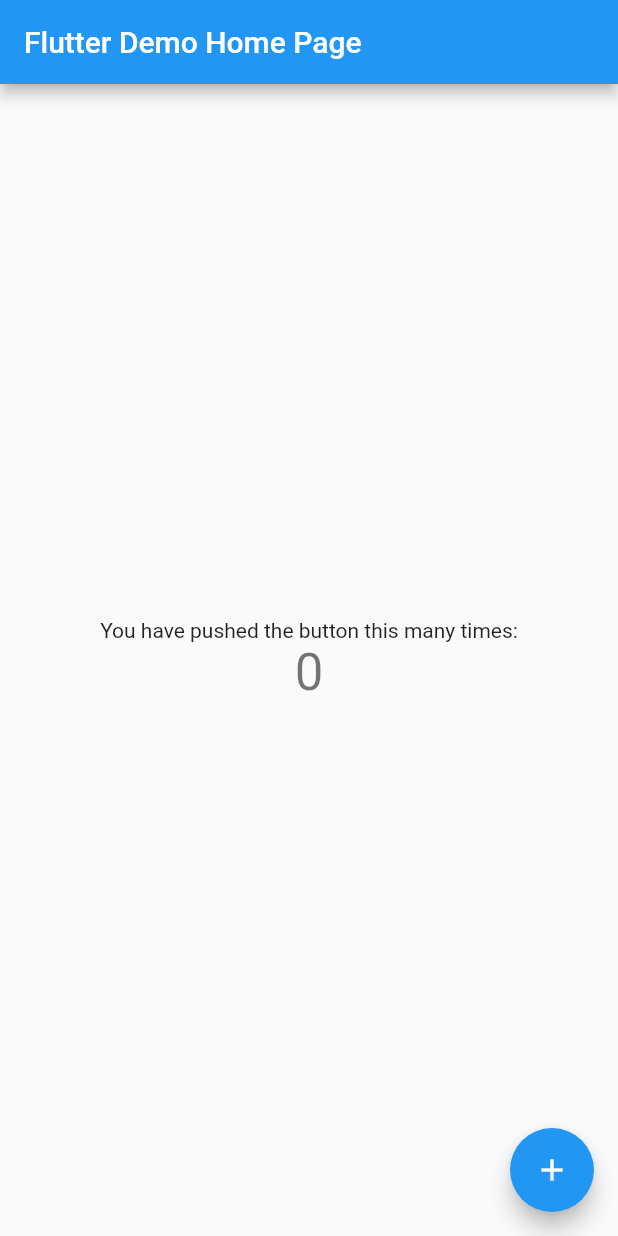
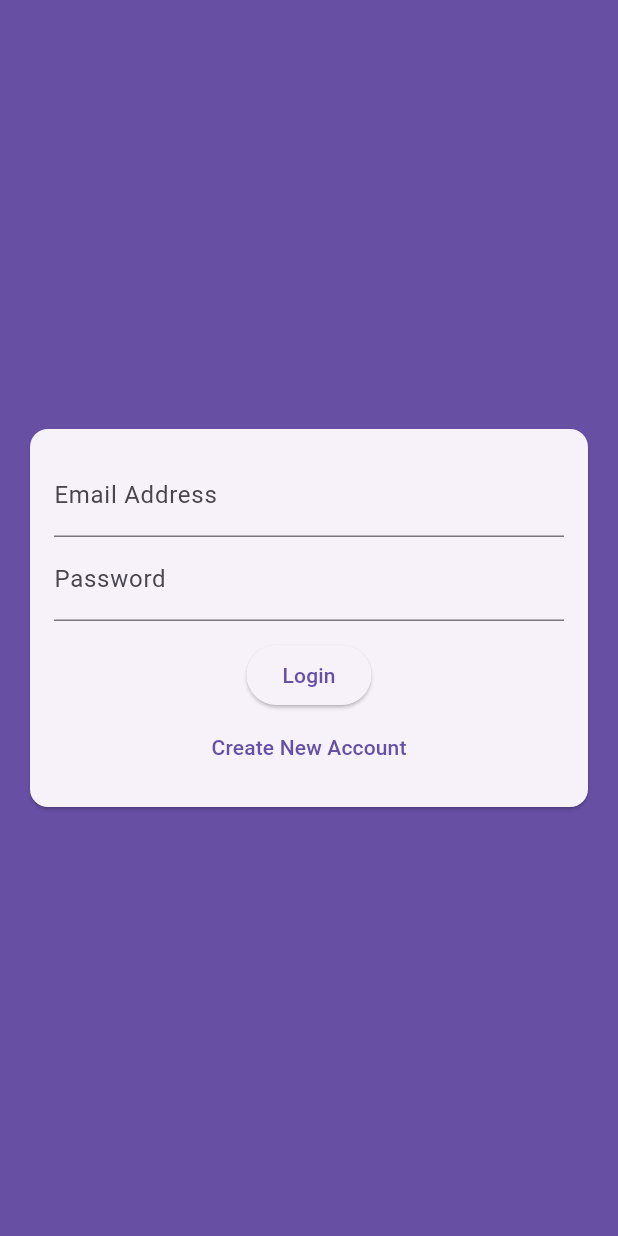
Before and after one commit to RuslanIk06/chat-group-discussion-app, a Flutter app: the screen it shows after launch, on a phone screen of 412 x 824 dp. Run offline on Flutter 3.47's test engine with Material 2 defaults, Android fonts, the light colour scheme and no system bars; our stand-ins replace cloud_firestore, firebase_auth, firebase_core, firebase_storage, image_picker; accounts and stored records are empty.

Commit message:
Develop sign up and login page

```diff
--- a/lib/main.dart
+++ b/lib/main.dart
@@ -1,115 +1,24 @@
+import 'package:firebase_core/firebase_core.dart';
 import 'package:flutter/material.dart';
+import 'package:group_discussion_app/pages/auth_page.dart';
 
-void main() {
+void main() async {
+  WidgetsFlutterBinding.ensureInitialized();
+  await Firebase.initializeApp();
   runApp(const MyApp());
 }
 
 class MyApp extends StatelessWidget {
   const MyApp({super.key});
 
-  // This widget is the root of your application.
   @override
   Widget build(BuildContext context) {
     return MaterialApp(
-      title: 'Flutter Demo',
+      title: 'Group Discussion',
       theme: ThemeData(
-        // This is the theme of your application.
-        //
-        // Try running your application with "flutter run". You'll see the
-        // application has a blue toolbar. Then, without quitting the app, try
-        // changing the primarySwatch below to Colors.green and then invoke
-        // "hot reload" (press "r" in the console where you ran "flutter run",
-        // or simply save your changes to "hot reload" in a Flutter IDE).
-        // Notice that the counter didn't reset back to zero; the application
-        // is not restarted.
-        primarySwatch: Colors.blue,
+        useMaterial3: true,
       ),
-      home: const MyHomePage(title: 'Flutter Demo Home Page'),
+      home: const AuthPage(),
     );
   }
 }
-
-class MyHomePage extends StatefulWidget {
-  const MyHomePage({super.key, required this.title});
-
-  // This widget is the home page of your application. It is stateful, meaning
-  // that it has a State object (defined below) that contains fields that affect
-  // how it looks.
-
-  // This class is the configuration for the state. It holds the values (in this
-  // case the title) provided by the parent (in this case the App widget) and
-  // used by the build method of the State. Fields in a Widget subclass are
-  // always marked "final".
-
-  final String title;
-
-  @override
-  State<MyHomePage> createState() => _MyHomePageState();
-}
-
-class _MyHomePageState extends State<MyHomePage> {
-  int _counter = 0;
-
-  void _incrementCounter() {
-    setState(() {
-      // This call to setState tells the Flutter framework that something has
-      // changed in this State, which causes it to rerun the build method below
-      // so that the display can reflect the updated values. If we changed
-      // _counter without calling setState(), then the build method would not be
-      // called again, and so nothing would appear to happen.
-      _counter++;
-    });
-  }
-
-  @override
-  Widget build(BuildContext context) {
-    // This method is rerun every time setState is called, for instance as done
-    // by the _incrementCounter method above.
-    //
-    // The Flutter framework has been optimized to make rerunning build methods
-    // fast, so that you can just rebuild anything that needs updating rather
-    // than having to individually change instances of widgets.
-    return Scaffold(
-      appBar: AppBar(
-        // Here we take the value from the MyHomePage object that was created by
-        // the App.build method, and use it to set our appbar title.
-        title: Text(widget.title),
-      ),
-      body: Center(
-        // Center is a layout widget. It takes a single child and positions it
-        // in the middle of the parent.
-        child: Column(
-          // Column is also a layout widget. It takes a list of children and
-          // arranges them vertically. By default, it sizes itself to fit its
-          // children horizontally, and tries to be as tall as its parent.
-          //
-          // Invoke "debug painting" (press "p" in the console, choose the
-          // "Toggle Debug Paint" action from the Flutter Inspector in Android
-          // Studio, or the "Toggle Debug Paint" command in Visual Studio Code)
-          // to see the wireframe for each widget.
-          //
-          // Column has various properties to control how it sizes itself and
-          // how it positions its children. Here we use mainAxisAlignment to
-          // center the children vertically; the main axis here is the vertical
-          // axis because Columns are vertical (the cross axis would be
-          // horizontal).
-          mainAxisAlignment: MainAxisAlignment.center,
-          children: <Widget>[
-            const Text(
-              'You have pushed the button this many times:',
-            ),
-            Text(
-              '$_counter',
-              style: Theme.of(context).textTheme.headlineMedium,
-            ),
-          ],
-        ),
-      ),
-      floatingActionButton: FloatingActionButton(
-        onPressed: _incrementCounter,
-        tooltip: 'Increment',
-        child: const Icon(Icons.add),
-      ), // This trailing comma makes auto-formatting nicer for build methods.
-    );
-  }
-}
--- /dev/null
+++ b/lib/pages/auth_page.dart
@@ -0,0 +1,91 @@
+import 'dart:io';
+
+import 'package:cloud_firestore/cloud_firestore.dart';
+import 'package:firebase_auth/firebase_auth.dart';
+import 'package:firebase_storage/firebase_storage.dart';
+import 'package:flutter/material.dart';
+import 'package:flutter/services.dart';
+import 'package:group_discussion_app/widgets/form/auth_form.dart';
+
+class AuthPage extends StatefulWidget {
+  const AuthPage({super.key});
+
+  @override
+  State<AuthPage> createState() => _AuthPageState();
+}
+
+class _AuthPageState extends State<AuthPage> {
+  final _auth = FirebaseAuth.instance;
+  var _isLoading = false;
+
+  void _submitAuthForm(
+    String email,
+    String password,
+    String username,
+    File? image,
+    bool isLogin,
+    BuildContext ctx,
+  ) async {
+    UserCredential authResult;
+
+    try {
+      setState(() {
+        _isLoading = true;
+      });
+
+      if (isLogin) {
+        authResult = await _auth.signInWithEmailAndPassword(
+          email: email,
+          password: password,
+        );
+      } else {
+        authResult = await _auth.createUserWithEmailAndPassword(
+          email: email,
+          password: password,
+        );
+
+        final ref = FirebaseStorage.instance
+            .ref()
+            .child('user_image')
+            .child(authResult.user!.uid + '.jpg');
+
+        await ref.putFile(image!);
+
+        final url = await ref.getDownloadURL();
+
+        await FirebaseFirestore.instance.collection('users').doc(
+              authResult.user!.uid,
+            );
+      }
+    } on PlatformException catch (err) {
+      var msg = "an error accured, please check your credential";
+      if (err.message != null) {
+        msg = err.message!;
+      }
+
+      ScaffoldMessenger.of(context).showSnackBar(
+        SnackBar(
+          content: Text(msg),
+          backgroundColor: Theme.of(context).errorColor,
+        ),
+      );
+
+      setState(() {
+        _isLoading = false;
+      });
+    } catch (err) {
+      print(err);
+      setState(() {
+        _isLoading = false;
+      });
+    }
+  }
+
+  @override
+  Widget build(BuildContext context) {
+    return Scaffold(
+      backgroundColor: Theme.of(context).primaryColor,
+      body: AuthForm(isLoading: _isLoading, submitFn: _submitAuthForm),
+    );
+  }
+}
--- /dev/null
+++ b/lib/widgets/form/auth_form.dart
@@ -0,0 +1,161 @@
+import 'dart:io';
+
+import 'package:flutter/material.dart';
+import 'package:image_picker/image_picker.dart';
+
+import '../user_image_picker.dart';
+
+class AuthForm extends StatefulWidget {
+  final bool isLoading;
+
+  final void Function(
+    String email,
+    String password,
+    String username,
+    File? image,
+    bool isLogin,
+    BuildContext ctx,
+  ) submitFn;
+
+  const AuthForm({
+    Key? key,
+    required this.isLoading,
+    required this.submitFn,
+  }) : super(key: key);
+
+  @override
+  State<AuthForm> createState() => _AuthFormState();
+}
+
+class _AuthFormState extends State<AuthForm> {
+  final _formKey = GlobalKey<FormState>();
+  var _isLogin = true;
+  var _userEmail = '';
+  var _userName = '';
+  var _userpassword = '';
+  File? _userImageFile;
+
+  void _pickImage(File image) {
+    _userImageFile = image;
+  }
+
+  void _trySubmit() {
+    final isValid = _formKey.currentState?.validate();
+    FocusScope.of(context).unfocus();
+
+    if (!_isLogin && _userImageFile == null) {
+      SnackBar(
+        content: const Text("Please Pick an Image"),
+        backgroundColor: Theme.of(context).errorColor,
+      );
+    }
+
+    if (isValid!) {
+      _formKey.currentState?.save();
+      widget.submitFn(
+        _userEmail.trim(),
+        _userpassword.trim(),
+        _userName.trim(),
+        _userImageFile,
+        _isLogin,
+        context,
+      );
+    }
+  }
+
+  @override
+  Widget build(BuildContext context) {
+    return Center(
+      child: Card(
+        margin: EdgeInsets.all(20),
+        child: SingleChildScrollView(
+          child: Padding(
+            padding: EdgeInsets.all(16),
+            child: Form(
+              key: _formKey,
+              child: Column(
+                mainAxisSize: MainAxisSize.min,
+                children: [
+                  if (!_isLogin)
+                    UserImagePicker(key: UniqueKey(), imagePickFn: _pickImage),
+                  TextFormField(
+                    key: const ValueKey('email'),
+                    autocorrect: false,
+                    textCapitalization: TextCapitalization.none,
+                    enableSuggestions: false,
+                    validator: (value) {
+                      if (value!.isNotEmpty || !value.contains('0')) {
+                        return "Please enter a valid email address";
+                      }
+                      return null;
+                    },
+                    keyboardType: TextInputType.emailAddress,
+                    decoration: const InputDecoration(
+                      labelText: "Email Address",
+                    ),
+                    onSaved: (value) {
+                      _userEmail = value!;
+                    },
+                  ),
+                  if (!_isLogin)
+                    TextFormField(
+                      key: const ValueKey('username'),
+                      autocorrect: true,
+                      textCapitalization: TextCapitalization.words,
+                      enableSuggestions: false,
+                      validator: (value) {
+                        if (value!.isEmpty || value.length < 4) {
+                          return "Please enter at least 4 characters";
+                        }
+                        return null;
+                      },
+                      decoration: InputDecoration(
+                        label: Text("Username"),
+                      ),
+                      onSaved: (value) {
+                        _userName = value!;
+                      },
+                    ),
+                  TextFormField(
+                    key: const ValueKey('password'),
+                    validator: (value) {
+                      if (value!.isEmpty || value.length < 7) {
+                        return "password must be at least 7 characters long";
+                      }
+                      return null;
+                    },
+                    decoration: InputDecoration(
+                      label: Text("Password"),
+                    ),
+                    obscureText: true,
+                    onSaved: (value) {
+                      _userpassword = value!;
+                    },
+                  ),
+                  const SizedBox(height: 12),
+                  if (widget.isLoading) const CircularProgressIndicator(),
+                  if (!widget.isLoading)
+                    ElevatedButton(
+                      onPressed: _trySubmit,
+                      child: Text(_isLogin ? 'Login' : 'Sign Up'),
+                    ),
+                  if (!widget.isLoading)
+                    TextButton(
+                      onPressed: () {
+                        setState(() {
+                          _isLogin = !_isLogin;
+                        });
+                      },
+                      child: Text(_isLogin
+                          ? "Create New Account"
+                          : "I Already have an account"),
+                    )
+                ],
+              ),
+            ),
+          ),
+        ),
+      ),
+    );
+  }
+}
--- a/pubspec.yaml
+++ b/pubspec.yaml
@@ -35,6 +35,11 @@
   # The following adds the Cupertino Icons font to your application.
   # Use with the CupertinoIcons class for iOS style icons.
   cupertino_icons: ^1.0.2
+  firebase_core: ^2.4.1
+  firebase_auth: ^4.2.5
+  firebase_storage: ^11.0.10
+  cloud_firestore: ^4.3.1
+  image_picker: ^0.8.6
 
 dev_dependencies:
   flutter_test:
```
Also changed, not shown: lib/widgets/user_image_picker.dart (added, +52 -0 lines), pubspec.lock, 3 other files.
